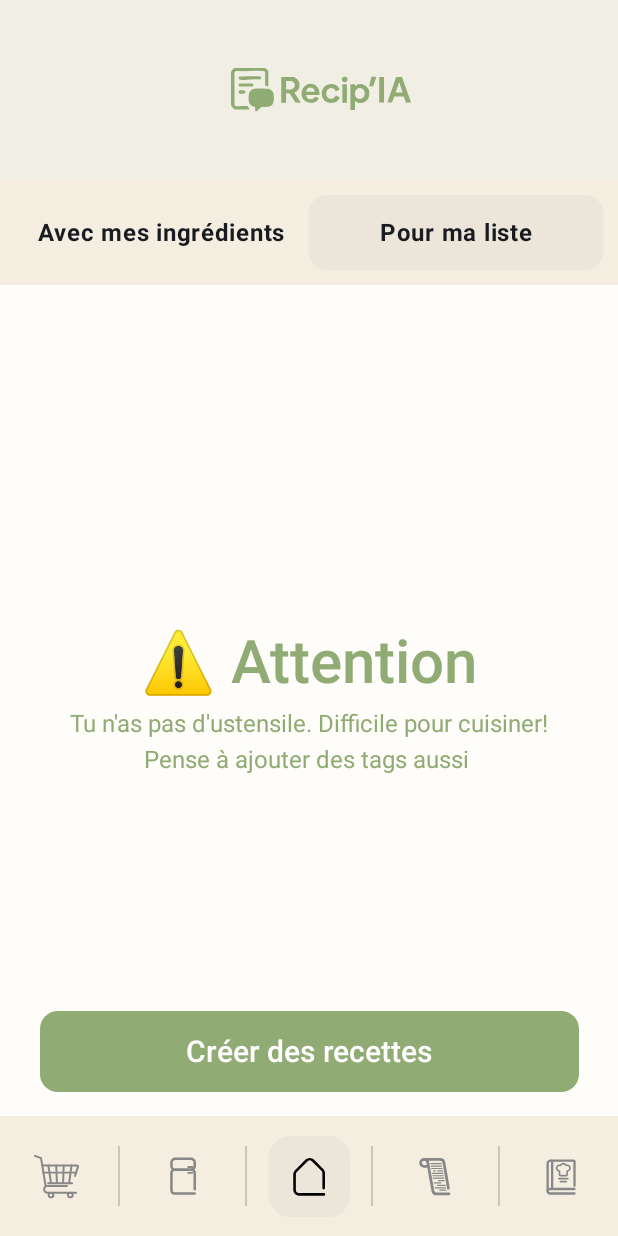
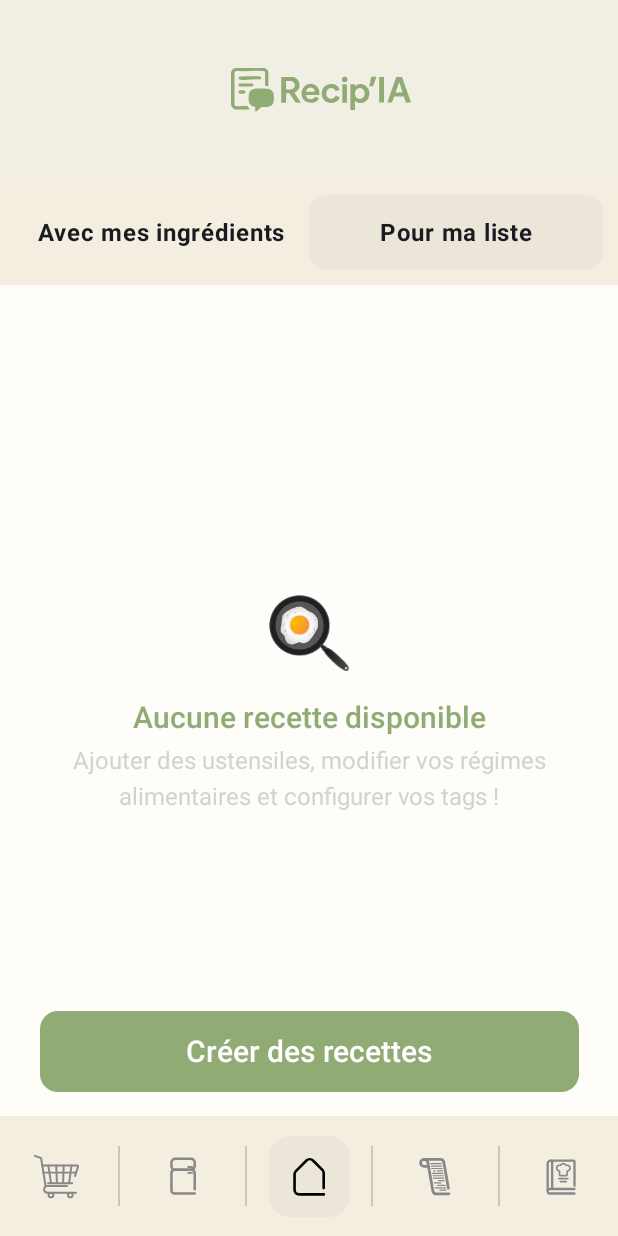
Before and after one commit to Lilfleo/PDFA_APP, an Android app built with Jetpack Compose: the RecipeScreen screen opened through its navigation route, after a tap on "Pour ma liste", on a phone screen of 412 x 824 dp. Run offline under Robolectric (Android 15) with nearby library versions, the phone set to English and light mode, and no system bars; our stand-ins replace Dagger/Hilt's generated code, Room's generated code; 1 statement that could not run was skipped.

Commit message:
fix(recip-2)

```diff
--- a/app/src/main/java/com/pdfa/pdfa_app/user_interface/screens/RecipeScreen_List.kt
+++ b/app/src/main/java/com/pdfa/pdfa_app/user_interface/screens/RecipeScreen_List.kt
@@ -120,31 +120,31 @@ fun RecipeListScreen(
                     }
                 }
             }
-
-            message != null && recipesFromCookbook.isEmpty() -> {
-                Box(
-                    modifier = Modifier.fillMaxSize(),
-                    contentAlignment = Alignment.Center
-                ) {
-                    Column(
-                        horizontalAlignment = Alignment.CenterHorizontally,
-                        modifier = Modifier.padding(32.dp)
-                    ) {
-                        Text(
-                            text = "⚠\uFE0F Attention",
-                            style = AppTypo.Title,
-                            color = AppColors.MainGreen
-                        )
-                        Spacer(modifier = Modifier.height(8.dp))
-                        Text(
-                            text = message!!,
-                            style = AppTypo.Body,
-                            color = AppColors.MainGreen,
-                            textAlign = TextAlign.Center
-                        )
-                    }
-                }
-            }
+//
+//            message != null && recipesFromCookbook.isEmpty() -> {
+//                Box(
+//                    modifier = Modifier.fillMaxSize(),
+//                    contentAlignment = Alignment.Center
+//                ) {
+//                    Column(
+//                        horizontalAlignment = Alignment.CenterHorizontally,
+//                        modifier = Modifier.padding(32.dp)
+//                    ) {
+//                        Text(
+//                            text = "⚠\uFE0F Attention",
+//                            style = AppTypo.Title,
+//                            color = AppColors.MainGreen
+//                        )
+//                        Spacer(modifier = Modifier.height(8.dp))
+//                        Text(
+//                            text = message!!,
+//                            style = AppTypo.Body,
+//                            color = AppColors.MainGreen,
+//                            textAlign = TextAlign.Center
+//                        )
+//                    }
+//                }
+//            }
 
             // ✅ Affichage des recettes (même s'il y a une erreur mais qu'on a des recettes)
             recipesFromCookbook.isNotEmpty() -> {
```
